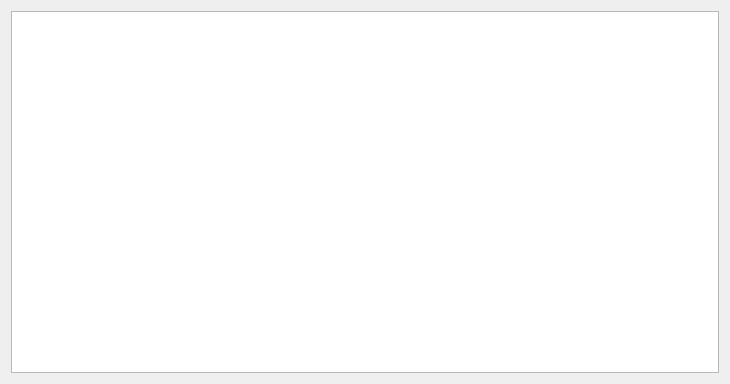
Before: the Qt Designer form BusBar-Qt/branch/box/boxlooptablewid.ui in luozhiyong131/BusBar, drawn with Qt 5.
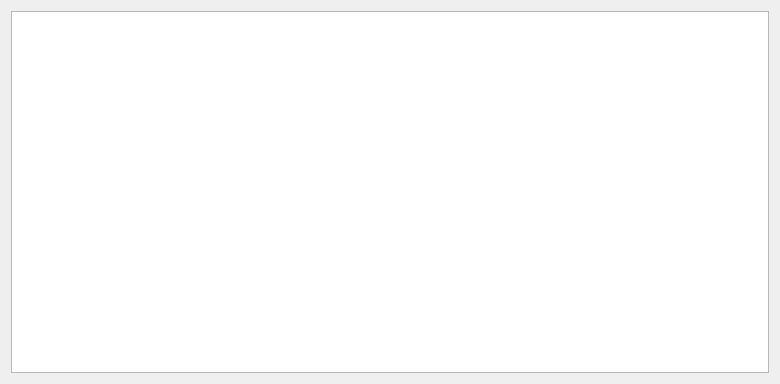
After: the same form once the commit is applied.

The edit to the form file:
```diff
--- a/BusBar-Qt/branch/box/boxlooptablewid.ui
+++ b/BusBar-Qt/branch/box/boxlooptablewid.ui
@@ -6,7 +6,7 @@
    <rect>
     <x>0</x>
     <y>0</y>
-    <width>730</width>
+    <width>780</width>
     <height>384</height>
    </rect>
   </property>
```
